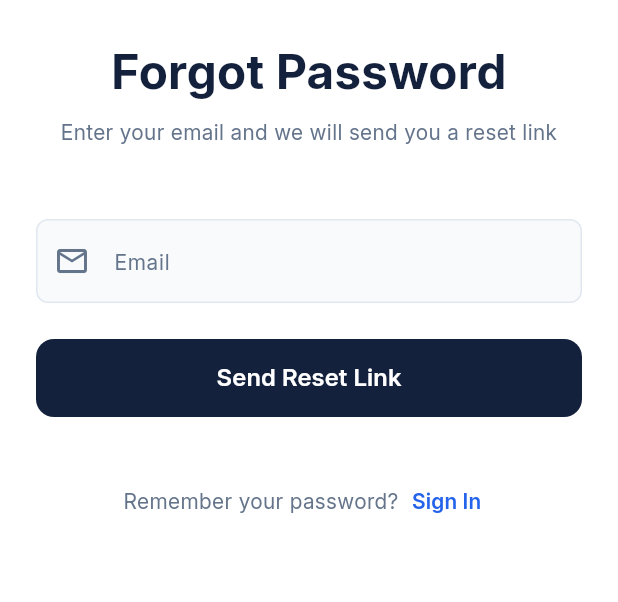
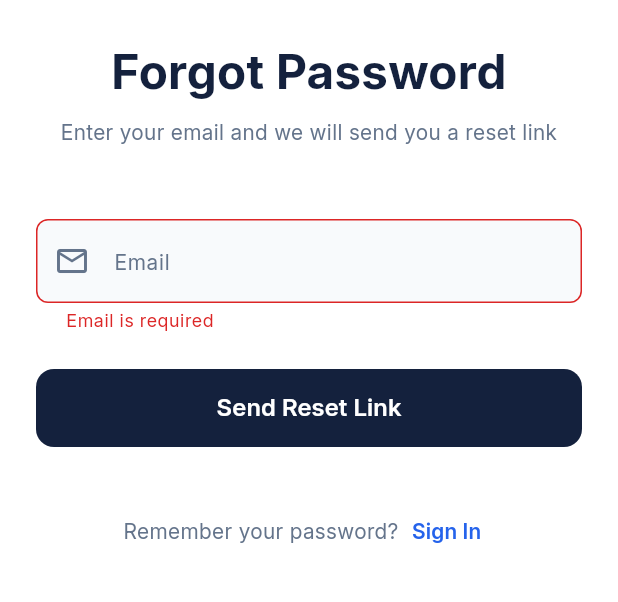
Before and after one commit to WajahatNoor/ShopSphere, a Flutter app: the ForgotPasswordScreen screen opened by its route, after a tap on "Send Reset Link", on a phone screen of 412 x 824 dp, the part 156-758 px from its top. Run offline on Flutter 3.47's test engine with Material 3 defaults, Android fonts, the phone set to English and light mode, and no system bars; our stand-ins replace bloc, equatable, firebase_auth, firebase_core, flutter_bloc, go_router and 1 more; accounts and stored records are empty.

Commit message:
forgot password feature integrated

```diff
--- a/lib/app/modules/Auth/bloc/auth_bloc.dart
+++ b/lib/app/modules/Auth/bloc/auth_bloc.dart
@@ -21,6 +21,7 @@ class AuthBloc extends Bloc<AuthEvent, AuthState> {
     on<RegistoredRquested>(registoredRquested);
     on<LoginRequested>(loginRequested);
     on<AuthLogoutRequested>(authLogoutRequested);
+    on<ForgotPasswordRequested>(forgotPasswordRequested);
   }
 
   FutureOr<void> registoredRquested(
@@ -83,4 +84,17 @@ class AuthBloc extends Bloc<AuthEvent, AuthState> {
       emit(AuthErrorState(errorMessage: e.toString()));
     }
   }
+
+  FutureOr<void> forgotPasswordRequested(
+    ForgotPasswordRequested event,
+    Emitter<AuthState> emit,
+  ) async {
+    emit(ForgotPasswordLoadingState());
+    try {
+      await authRepo.sendPasswordResetEmail(email: event.email);
+      emit(ForgotPasswordSuccessState());
+    } catch (e) {
+      emit(ForgotPasswordErrorState(errorMessage: e.toString()));
+    }
+  }
 }
--- a/lib/app/modules/Auth/bloc/auth_event.dart
+++ b/lib/app/modules/Auth/bloc/auth_event.dart
@@ -28,6 +28,12 @@ class LoginRequested extends AuthEvent {
 
 class AuthLogoutRequested extends AuthEvent {}
 
+class ForgotPasswordRequested extends AuthEvent {
+  final String email;
+
+  const ForgotPasswordRequested({required this.email});
+}
+
 class AuthStateChanged extends AuthEvent {
   final User? user;
 
--- a/lib/app/modules/Auth/bloc/auth_state.dart
+++ b/lib/app/modules/Auth/bloc/auth_state.dart
@@ -22,3 +22,15 @@ final class AuthErrorState extends AuthActionState {
 
   AuthErrorState({required this.errorMessage});
 }
+
+final class ForgotPasswordLoadingState extends AuthState {}
+
+final class ForgotPasswordSuccessState extends AuthActionState {
+  ForgotPasswordSuccessState();
+}
+
+final class ForgotPasswordErrorState extends AuthActionState {
+  final String errorMessage;
+
+  ForgotPasswordErrorState({required this.errorMessage});
+}
--- a/lib/app/modules/ForgotPassword/views/forgot_password_screen.dart
+++ b/lib/app/modules/ForgotPassword/views/forgot_password_screen.dart
@@ -1,23 +1,76 @@
 import 'package:flutter/material.dart';
+import 'package:flutter_bloc/flutter_bloc.dart';
 import 'package:go_router/go_router.dart';
+import 'package:shop_shop_sphere/app/modules/Auth/bloc/auth_bloc.dart';
 import 'package:shop_shop_sphere/app/modules/Login/widgets/reusable_auth_widgets.dart';
 import 'package:shop_shop_sphere/app/res/app_colors.dart';
 import 'package:shop_shop_sphere/app/res/app_spacings.dart';
 import 'package:shop_shop_sphere/app/routes/app_routes.dart';
+import 'package:shop_shop_sphere/app/utils/app_loader.dart';
+import 'package:shop_shop_sphere/app/utils/form_validations.dart';
 
-class ForgotPasswordScreen extends StatelessWidget {
+class ForgotPasswordScreen extends StatefulWidget {
   const ForgotPasswordScreen({super.key});
 
   @override
-  Widget build(BuildContext context) {
+  State<ForgotPasswordScreen> createState() => _ForgotPasswordScreenState();
+}
+
+class _ForgotPasswordScreenState extends State<ForgotPasswordScreen> {
+  final emaiController = TextEditingController();
+  final formKey = GlobalKey<FormState>();
+
+  void doForgotPassword() {
+    if (!formKey.currentState!.validate()) {
+      return;
+    }
+    final email = emaiController.text.trim();
+    context.read<AuthBloc>().add(ForgotPasswordRequested(email: email));
+  }
+
+  @override
+  void dispose() {
+    emaiController.dispose();
+    super.dispose();
+  }
+
+  @override
+  Widget build(BuildContext wcontext) {
     return Scaffold(
       backgroundColor: AppColors.background,
-      body: SafeArea(
+      body: BlocConsumer<AuthBloc, AuthState>(
+        listener: (context, state) {
+          if (state is ForgotPasswordLoadingState) {
+            AppLoader.showLoaderWithDialog();
+          }
+
+          if (state is ForgotPasswordSuccessState) {
+            AppLoader.hideLoader();
+            ScaffoldMessenger.of(context).showSnackBar(
+              SnackBar(
+                content: Text(
+                  "Password reset email sent successfully. Please check your inbox",
+                ),
+              ),
+            );
+            wcontext.goNamed(AppRoutes.login);
+          }
+          if (state is ForgotPasswordErrorState) {
+            AppLoader.hideLoader();
+            ScaffoldMessenger.of(
+              context,
+            ).showSnackBar(SnackBar(content: Text(state.errorMessage)));
+          }
+        },
+        builder: (context, state) {
+          return SafeArea(
             child: SingleChildScrollView(
               padding: const EdgeInsets.symmetric(
                 horizontal: AppSpacing.lg,
                 vertical: AppSpacing.xl,
               ),
+              child: Form(
+                key: formKey,
                 child: Column(
                   crossAxisAlignment: CrossAxisAlignment.stretch,
                   children: [
@@ -27,14 +80,23 @@ class ForgotPasswordScreen extends StatelessWidget {
                           'Enter your email and we will send you a reset link',
                     ),
                     const SizedBox(height: AppSpacing.xxl),
-              const AuthTextField(
+                    AuthTextField(
                       hint: 'Email',
+                      controller: emaiController,
+                      validator: Validators.emailLoginValidator,
                       icon: Icons.email_outlined,
                       keyboardType: TextInputType.emailAddress,
                       textInputAction: TextInputAction.done,
                     ),
                     const SizedBox(height: AppSpacing.lg),
-              AuthButton(title: 'Send Reset Link', onPressed: () {}),
+                    AuthButton(
+                      title: 'Send Reset Link',
+                      onPressed: state is ForgotPasswordLoadingState
+                          ? () {}
+                          : () {
+                              doForgotPassword();
+                            },
+                    ),
                     const SizedBox(height: AppSpacing.xl),
                     AuthPrompt(
                       question: 'Remember your password?',
@@ -46,5 +108,8 @@ class ForgotPasswordScreen extends StatelessWidget {
               ),
             ),
           );
+        },
+      ),
+    );
   }
 }
--- a/lib/app/routes/app_pages.dart
+++ b/lib/app/routes/app_pages.dart
@@ -8,10 +8,12 @@ import 'package:shop_shop_sphere/app/modules/Onbording/views/onbording_screen.da
 import 'package:shop_shop_sphere/app/modules/Splash/views/splash_screen.dart';
 import 'package:shop_shop_sphere/app/routes/app_routes.dart';
 import 'package:shop_shop_sphere/app/routes/auth_router_refresh_notifier.dart';
+import 'package:shop_shop_sphere/app/utils/app_loader.dart';
 
 class AppPages {
   static GoRouter createRouter(AuthBloc authBloc) {
     return GoRouter(
+      navigatorKey: AppLoader.navigatorKey,
       refreshListenable: AuthRouterRefreshNotifier(authBloc.stream),
       redirect: (context, state) {
         final authState = authBloc.state;
--- a/pubspec.yaml
+++ b/pubspec.yaml
@@ -38,6 +38,7 @@ dependencies:
   equatable: ^3.0.0
   firebase_core: ^5.0.0
   firebase_auth: ^7.0.0
+  google_sign_in: ^7.2.0
   cloud_firestore: ^7.0.0
   firebase_storage: ^14.0.0
   cached_network_image: ^3.4.1
```
Also changed, not shown: lib/app/modules/ForgotPassword/bloc/forgotpassword_bloc.dart (deleted, +0 -13 lines), lib/app/modules/ForgotPassword/bloc/forgotpassword_event.dart (deleted, +0 -8 lines), lib/app/modules/ForgotPassword/bloc/forgotpassword_state.dart (deleted, +0 -10 lines), lib/app/modules/Login/views/login_screen.dart (+10 -19 lines), lib/app/modules/Register/views/register_screen.dart (+9 -21 lines), lib/app/utils/app_loader.dart (added, +63 -0 lines), pubspec.lock, 1 other file. Lines whose indentation alone changed are shown as unchanged.
